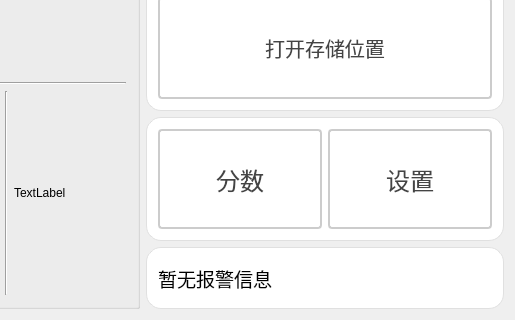
Qt form MosquitoDetectionOfFoodBags/ui/MDOFoodBags.ui (WIND-ROAD-RUN/MosquitoDetectionOfFoodBags) before a commit; both pictures show x 519 to 1034 and y 565 to 885 of the 1034 by 885 pixel window.
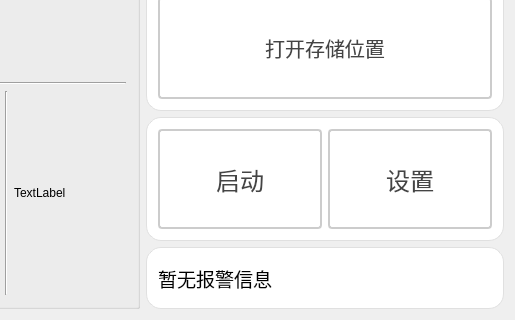
The same form after that commit. Icons and pictures are not drawn.

Commit message: 增加启动函数，增加模板图片的接口

```diff
--- a/MosquitoDetectionOfFoodBags/ui/MDOFoodBags.ui
+++ b/MosquitoDetectionOfFoodBags/ui/MDOFoodBags.ui
@@ -913,7 +913,7 @@
 }</string>
              </property>
              <property name="text">
-              <string>分数</string>
+              <string>启动</string>
              </property>
             </widget>
            </item>
```
Left out of the diff: 2 changed lines with no effect on the pictures. The commit also changes 5 other files.
